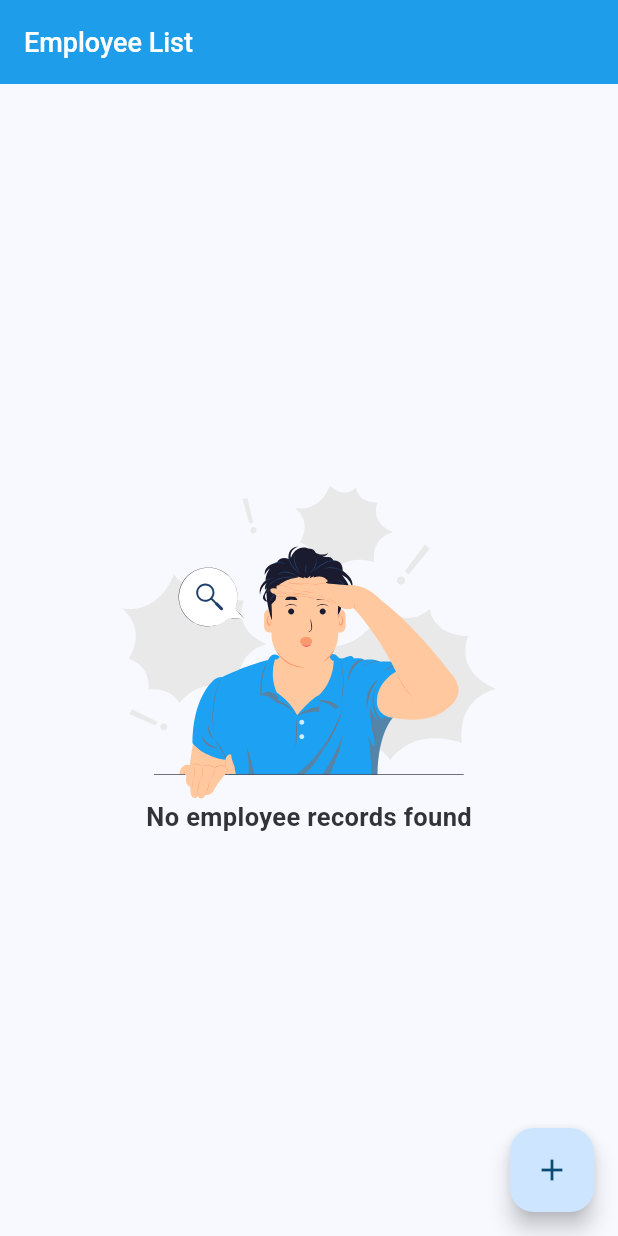
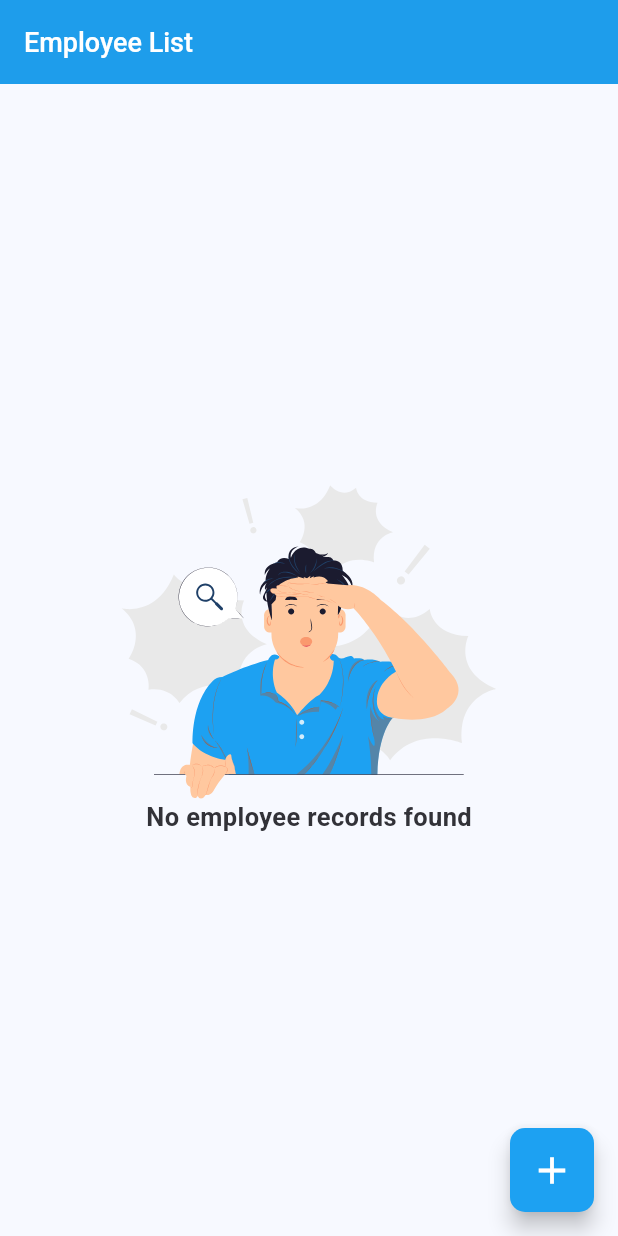
Before and after one commit to dhms005/employeeData, a Flutter app: the screen it shows after launch, on a phone screen of 412 x 824 dp. Run offline on Flutter 3.47's test engine with Material 3 defaults, Android fonts, the phone set to English and light mode, and no system bars; our stand-ins replace equatable, flutter_bloc, flutter_svg, sqflite, sqflite_common_ffi, sqflite_common_ffi_web and 1 more; accounts and stored records are empty.

```diff
--- a/lib/screens/employee_list_screen.dart
+++ b/lib/screens/employee_list_screen.dart
@@ -80,13 +80,17 @@ class EmployeeListScreen extends StatelessWidget {
         },
       ),
       floatingActionButton: FloatingActionButton(
-        child: Icon(Icons.add),
+        backgroundColor: AppColors.mainColor,
+        shape: RoundedRectangleBorder(
+          borderRadius: BorderRadius.circular(10), // Rounded Rectangle Shape
+        ),
         onPressed: () {
           Navigator.push(
             context,
             MaterialPageRoute(builder: (_) => AddEditEmployeeScreen()),
           );
         },
+        child: Icon(Icons.add, color: Colors.white,size: 30,),
       ),
     );
   }
--- a/lib/utils/appStrings.dart
+++ b/lib/utils/appStrings.dart
@@ -19,6 +19,7 @@ class AppStrings {
   static const String afterOneWeek = "After 1 week";
   static const String employeeDataHasBeenDeleted = "Employee data has been deleted";
   static const String undo = "Undo";
+  static const String pleaseSelectStartDate = "Please Select Start Date";
 
 
 
```
Also changed, not shown: lib/database/database_helper.dart (+20 -9 lines), lib/screens/add_edit_employee_screen.dart (+21 -4 lines).
